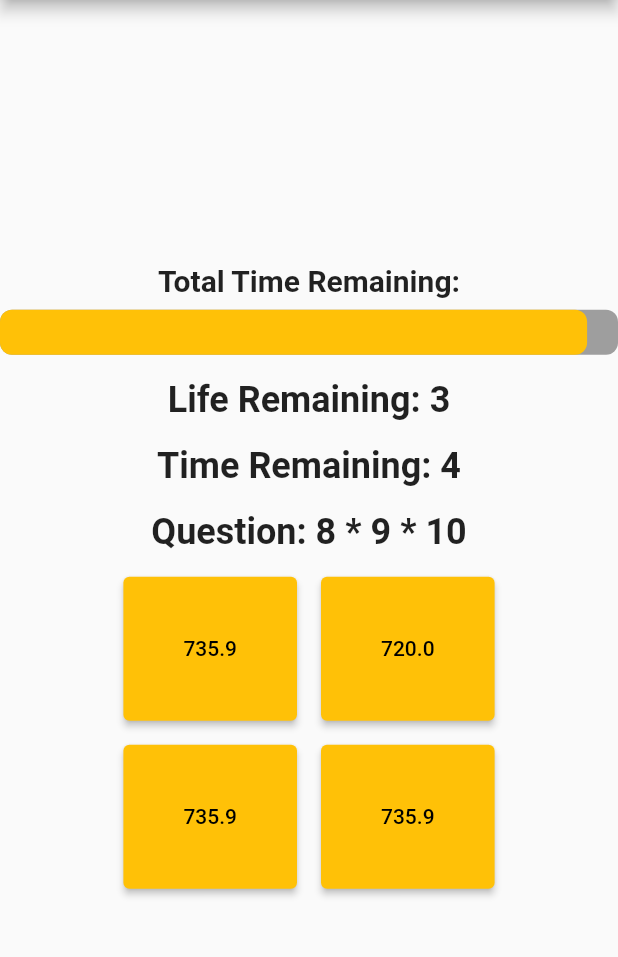
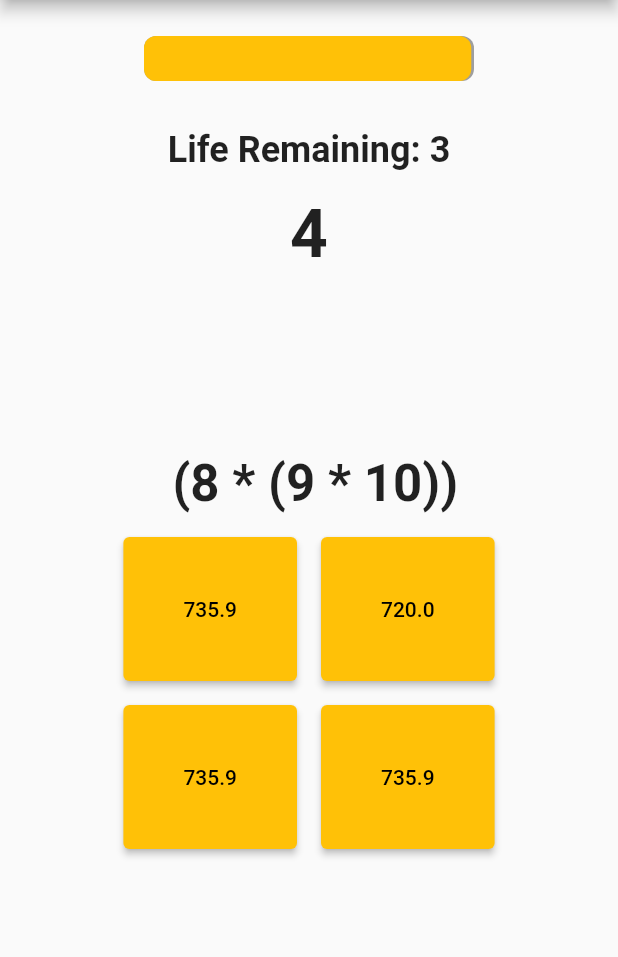
Before and after one commit to Trex1102/quiz_app, a Flutter app: the QuizPage screen opened by its route, on a phone screen of 412 x 824 dp, the part 84-1041 px from its top. Run offline on Flutter 3.47's test engine with Material 2 defaults, Android fonts, the phone set to English and light mode, and no system bars; drawn by our look-alikes of flutter_animation_progress_bar; our stand-ins replace math_expressions.

Commit message:
-added complex algorithm

```diff
--- a/lib/generate_question.dart
+++ b/lib/generate_question.dart
@@ -23,6 +23,36 @@ class GenerateQuestion {
   }
 
 
+
+  static String generateMediumQuestions(){
+    final random = math.Random();
+    final int numOperands = random.nextInt(3) + 2; // Generate 2 to 4 operands
+    final List<int> operands = List.generate(numOperands, (_) => random.nextInt(10) + 1);
+    final List<String> operators = ['+', '-', '*', '/']; // Available operators
+
+    String expression = '';
+
+    // Helper function to generate a sub-expression with correct ordering of parentheses
+    String generateSubExpression(int start, int end) {
+      if (start == end) {
+        return operands[start].toString();
+      }
+
+      final operatorIndex = random.nextInt(operators.length);
+      final operator = operators[operatorIndex];
+      final pivot = random.nextInt(end - start) + start;
+
+      final left = generateSubExpression(start, pivot);
+      final right = generateSubExpression(pivot + 1, end);
+
+      return '($left $operator $right)';
+    }
+
+    expression = generateSubExpression(0, numOperands - 1);
+
+    return expression;
+  }
+
   static double answer(String expression) {
     try {
       final parser = Parser();
--- a/lib/quiz_page.dart
+++ b/lib/quiz_page.dart
@@ -21,6 +21,7 @@ class _QuizPageState extends State<QuizPage> {
   late double _correctAnswer;
   late int _countdown;
   late double _globalCountDown;
+  final double _globalTimerCount = 120;
   late List<String> options;
   int life = 3;
 
@@ -29,7 +30,7 @@ class _QuizPageState extends State<QuizPage> {
     super.initState();
     generateQuestion();
     _countdown = 5;
-    _globalCountDown = 20; // Adjust the global countdown time as needed
+    _globalCountDown = 120; // Adjust the global countdown time as needed
     startTimer();
     startGlobalTimer();
   }
@@ -75,13 +76,13 @@ class _QuizPageState extends State<QuizPage> {
     Navigator.pushReplacement(
       context,
       MaterialPageRoute(
-        builder: (context) => ResultPage(), // Replace ResultPage() with your actual result page
+        builder: (context) => const ResultPage(), // Replace ResultPage() with your actual result page
       ),
     );
   }
 
   void generateQuestion() {
-    _question = GenerateQuestion.generate();
+    _question = GenerateQuestion.generateMediumQuestions();
     _correctAnswer = GenerateQuestion.answer(_question);
     options = GenerateOptions.generateOptions(_correctAnswer);
   }
@@ -110,25 +111,25 @@ class _QuizPageState extends State<QuizPage> {
       ),
       body: Center(
         child: Column(
-          mainAxisAlignment: MainAxisAlignment.center,
+          mainAxisAlignment: MainAxisAlignment.start,
           children: [
-            Column(
+            Container(
+              alignment: Alignment.topCenter,
+              padding: const EdgeInsets.all(16.0),
+              child: Column(
                 children: [
-                const Text(
-                  'Total Time Remaining:',
-                  style: TextStyle(
-                    fontSize: 20.0,
-                    fontWeight: FontWeight.bold,
-                  ),
-                ),
                   const SizedBox(height: 8.0),
-                FAProgressBar(
+                  SizedBox(
+                    width: 220.0,
+                    child: FAProgressBar(
                       currentValue: _globalCountDown,
-                  maxValue: 20,
+                      maxValue: _globalTimerCount,
                       backgroundColor: Colors.grey,
                       progressColor: Colors.amber,
                     ),
+                  ),
                 ],
+              ),
             ),
             const SizedBox(height: 16.0),
             Text(
@@ -140,21 +141,22 @@ class _QuizPageState extends State<QuizPage> {
             ),
             const SizedBox(height: 16.0),
             Text(
-              'Time Remaining: $_countdown',
+              '$_countdown',
               style: const TextStyle(
-                fontSize: 24.0,
+                fontSize: 44.0,
+                fontWeight: FontWeight.bold,
+              ),
+            ),
+            const SizedBox(height: 120.0),
+
+            Text(
+              ' $_question',
+              style: const TextStyle(
+                fontSize: 34.0,
                 fontWeight: FontWeight.bold,
               ),
             ),
             const SizedBox(height: 16.0),
-            Text(
-              'Question: $_question',
-              style: const TextStyle(
-                fontSize: 24.0,
-                fontWeight: FontWeight.bold,
-              ),
-            ),
-            SizedBox(height: 16.0),
             Row(
               mainAxisAlignment: MainAxisAlignment.center,
               children: [
@@ -167,7 +169,7 @@ class _QuizPageState extends State<QuizPage> {
                   ),
                   child: Text(options[0]),
                 ),
-                SizedBox(width: 16.0),
+                const SizedBox(width: 16.0),
                 ElevatedButton(
                   onPressed: () {
                     answerQuestion(double.parse(options[1]));
@@ -179,7 +181,7 @@ class _QuizPageState extends State<QuizPage> {
                 ),
               ],
             ),
-            SizedBox(height: 16.0),
+            const SizedBox(height: 16.0),
             Row(
               mainAxisAlignment: MainAxisAlignment.center,
               children: [
@@ -192,7 +194,7 @@ class _QuizPageState extends State<QuizPage> {
                   ),
                   child: Text(options[2]),
                 ),
-                SizedBox(width: 16.0),
+                const SizedBox(width: 16.0),
                 ElevatedButton(
                   onPressed: () {
                     answerQuestion(double.parse(options[3]));
--- a/pubspec.yaml
+++ b/pubspec.yaml
@@ -39,6 +39,7 @@ dependencies:
   math_expressions: ^2.0.1
   timer_count_down: ^2.2.0
   flutter_animation_progress_bar: ^2.1.1
+  flutter_rating_bar: ^4.0.1
 
 dev_dependencies:
   flutter_test:
```
Also changed, not shown: pubspec.lock. Lines whose indentation alone changed are shown as unchanged.
